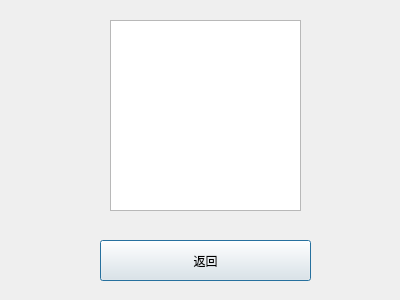
Before: the Qt Designer form displaydialog.ui in honk2333/Address-book, drawn with Qt 5.
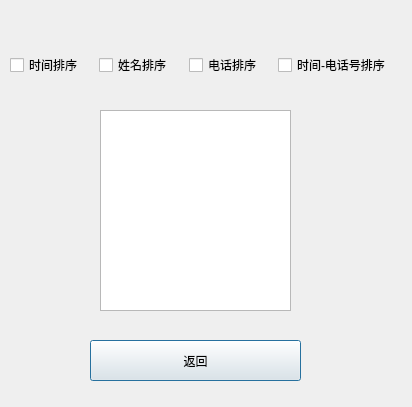
After: the same form once the commit is applied.

Patch:
```diff
--- a/displaydialog.ui
+++ b/displaydialog.ui
@@ -6,8 +6,8 @@
    <rect>
     <x>0</x>
     <y>0</y>
-    <width>400</width>
-    <height>300</height>
+    <width>412</width>
+    <height>407</height>
    </rect>
   </property>
   <property name="contextMenuPolicy">
@@ -19,10 +19,10 @@
   <widget class="QListWidget" name="listWidget">
    <property name="geometry">
     <rect>
-     <x>110</x>
-     <y>20</y>
+     <x>100</x>
+     <y>110</y>
      <width>191</width>
-     <height>191</height>
+     <height>201</height>
     </rect>
    </property>
    <property name="contextMenuPolicy">
@@ -32,8 +32,8 @@
   <widget class="QPushButton" name="pushButton">
    <property name="geometry">
     <rect>
-     <x>100</x>
-     <y>240</y>
+     <x>90</x>
+     <y>340</y>
      <width>211</width>
      <height>41</height>
     </rect>
@@ -42,6 +42,46 @@
     <string>返回</string>
    </property>
   </widget>
+  <widget class="QWidget" name="horizontalLayoutWidget">
+   <property name="geometry">
+    <rect>
+     <x>10</x>
+     <y>30</y>
+     <width>381</width>
+     <height>71</height>
+    </rect>
+   </property>
+   <layout class="QHBoxLayout" name="horizontalLayout">
+    <item>
+     <widget class="QCheckBox" name="checkBox_3">
+      <property name="text">
+       <string>时间排序</string>
+      </property>
+     </widget>
+    </item>
+    <item>
+     <widget class="QCheckBox" name="checkBox_2">
+      <property name="text">
+       <string>姓名排序</string>
+      </property>
+     </widget>
+    </item>
+    <item>
+     <widget class="QCheckBox" name="checkBox">
+      <property name="text">
+       <string>电话排序</string>
+      </property>
+     </widget>
+    </item>
+    <item>
+     <widget class="QCheckBox" name="checkBox_4">
+      <property name="text">
+       <string>时间-电话号排序</string>
+      </property>
+     </widget>
+    </item>
+   </layout>
+  </widget>
  </widget>
  <resources/>
  <connections>
```
